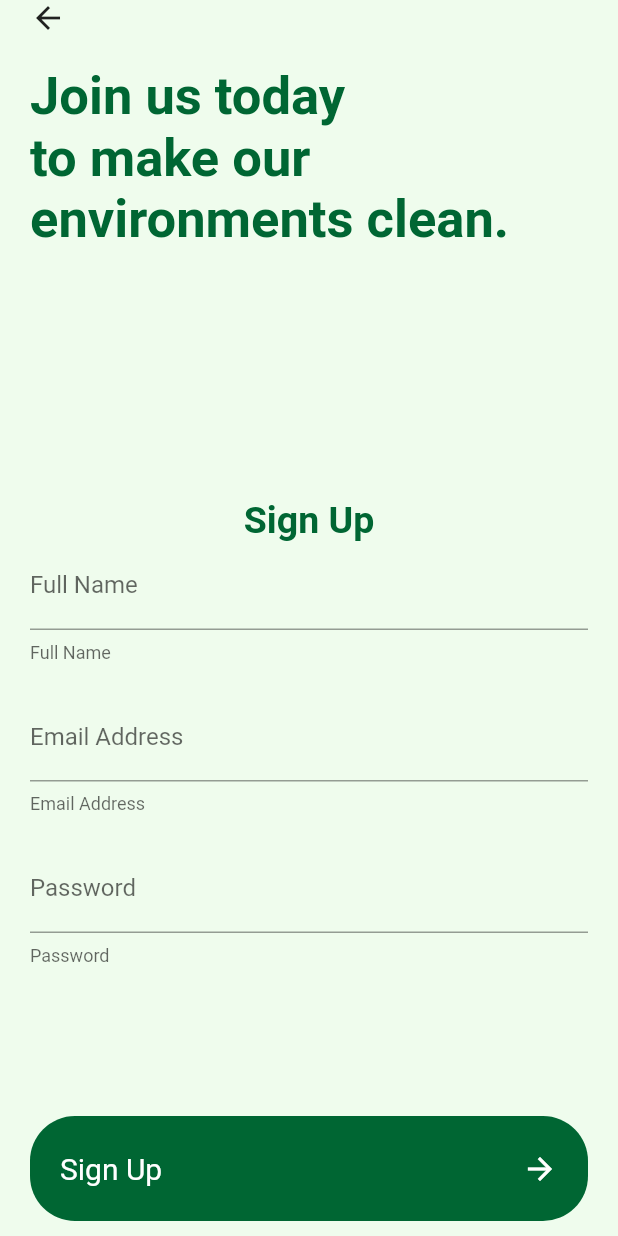
After one commit to RJ2045/mazingirasmart, a Flutter app: the screen it shows after launch, after a tap on "Sign up", on a phone screen of 412 x 824 dp. The commit adds this screen. Run offline on Flutter 3.47's test engine with Material 2 defaults, Android fonts, the phone set to English and light mode, and no system bars.

Commit message:
Added login and sign up pages

```diff
--- /dev/null
+++ b/lib/customwidgets/customtextfield.dart
@@ -0,0 +1,18 @@
+import 'package:flutter/material.dart';
+
+class CustomTextField extends StatelessWidget {
+  const CustomTextField(
+      {required this.lebeltext, required this.helptext, super.key});
+
+  final String lebeltext;
+  final String helptext;
+
+
+  @override
+  Widget build(BuildContext context) {
+    return TextField(
+      decoration: InputDecoration(
+          labelText: lebeltext, helperText: helptext),
+    );
+  }
+}
--- /dev/null
+++ b/lib/customwidgets/samplepage.dart
@@ -0,0 +1,38 @@
+import 'package:flutter/material.dart';
+
+class SamplePage extends StatelessWidget {
+  const SamplePage({required this.title, required this.child, super.key});
+
+  final String title;
+  final Widget child;
+  @override
+  Widget build(BuildContext context) {
+    return Scaffold(
+      body: SafeArea(
+        child: Container(
+          padding: const EdgeInsets.only(right: 20, left: 20),
+          child: Column(
+            children: [
+              Row(
+                mainAxisAlignment: MainAxisAlignment.spaceBetween,
+                children: [
+                  GestureDetector(
+                      onTap: () => Navigator.pop(context),
+                      child: const Icon(Icons.arrow_back)),
+                  Text(
+                    title,
+                    style: const TextStyle(fontSize: 20),
+                  ),
+                  const Text(" "),
+                ],
+
+              ),
+              // const Spacer(),
+              Expanded(child: child)
+            ],
+          ),
+        ),
+      ),
+    );
+  }
+}
--- a/lib/main.dart
+++ b/lib/main.dart
@@ -1,4 +1,6 @@
 import 'package:flutter/material.dart';
+import 'package:mazingirasmart/screens/signin.dart';
+import 'package:mazingirasmart/screens/signup.dart';
 
 import 'customwidgets/custombutton.dart';
 
@@ -13,10 +15,14 @@ class MyApp extends StatelessWidget {
   Widget build(BuildContext context) {
     return MaterialApp(
         theme: ThemeData(
-        scaffoldBackgroundColor: const Color(0xFFEFFCED), // Replace with your desired hexadecimal color value
+          scaffoldBackgroundColor: const Color(
+              0xFFEFFCED), // Replace with your desired hexadecimal color value
         ),
         home: const HomePage(),
-    );
+        routes: {
+          '/Signin': (context) => const SignIn(),
+          '/Signup': (context) => const SignUp(),
+        });
   }
 }
 
@@ -44,21 +50,33 @@ class HomePage extends StatelessWidget {
                     width: 200,
                     height: 200,
                   ),
-
                   const SizedBox(height: 120),
-                const Text('Welcome',
-                style: TextStyle(color: Color(0xFF006633),
-                fontSize: 50, fontWeight: FontWeight.bold),
+                  const Text(
+                    'Welcome',
+                    style: TextStyle(
+                        color: Color(0xFF006633),
+                        fontSize: 50,
+                        fontWeight: FontWeight.bold),
                   ),
                   const SizedBox(height: 150),
-                const CustomButton(
+                  GestureDetector(
+                    onTap: () {
+                      Navigator.pushNamed(context, '/Signup');
+                    },
+                    child: const CustomButton(
                       title: 'Sign up',
                       outline: false,
                     ),
+                  ),
                   const SizedBox(height: 40),
-                const CustomButton(
-                title: 'Sign up',
+                  GestureDetector(
+                    onTap: () {
+                      Navigator.pushNamed(context, '/Signin');
+                    },
+                    child: const CustomButton(
+                      title: 'Sign in',
                       outline: true,
+                    ),
                   ),
                 ],
               ),
--- /dev/null
+++ b/lib/screens/signup.dart
@@ -0,0 +1,38 @@
+import 'package:flutter/material.dart';
+import 'package:mazingirasmart/customwidgets/custombutton.dart';
+import 'package:mazingirasmart/customwidgets/customtextfield.dart';
+import 'package:mazingirasmart/customwidgets/samplepage.dart';
+
+class SignUp extends StatelessWidget {
+  const SignUp({super.key});
+
+  @override
+  Widget build(BuildContext context) {
+    return const SamplePage(
+      title: " ",
+      child: Column(
+        children: [
+          SizedBox(
+              height: 20,
+            ),
+            Text(
+              'Join us today \nto make our environments clean.',
+              style: TextStyle(color: Color(0xFF006633), fontSize: 35, fontWeight: FontWeight.bold),
+            ),
+            Spacer(),
+            Text("Sign Up", style: TextStyle(fontSize: 25, fontWeight: FontWeight.bold, color: Color(0xFF006633),)),
+            CustomTextField(lebeltext: "Full Name", helptext: "Full Name"),
+            SizedBox(height: 20,),
+            CustomTextField(lebeltext: "Email Address", helptext: "Email Address",),
+            SizedBox(height: 20,),
+            CustomTextField(lebeltext: "Password", helptext: "Password",),
+            SizedBox(height: 100,),
+            CustomButton(title: "Sign Up"),
+            SizedBox(height: 10,),
+
+
+        ],
+      ),
+      );
+  }
+}
```
Also changed, not shown: lib/screens/signin.dart (added, +36 -0 lines). Lines whose indentation alone changed are shown as unchanged.
